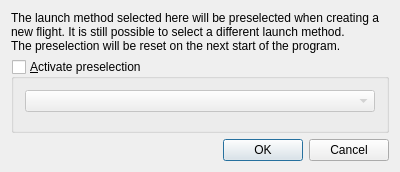
Qt form src/gui/windows/LaunchMethodSelectionWindow.ui (startkladde/startkladde) before a commit.
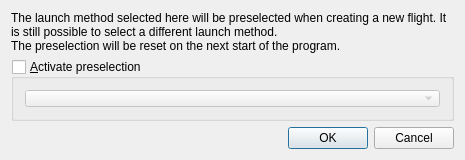
The same form after that commit. Custom widgets are drawn as their Qt base class.

What changed in the file:
```diff
--- a/src/gui/windows/LaunchMethodSelectionWindow.ui
+++ b/src/gui/windows/LaunchMethodSelectionWindow.ui
@@ -6,8 +6,8 @@
    <rect>
     <x>0</x>
     <y>0</y>
-    <width>400</width>
-    <height>172</height>
+    <width>465</width>
+    <height>160</height>
    </rect>
   </property>
   <property name="windowTitle">
```
